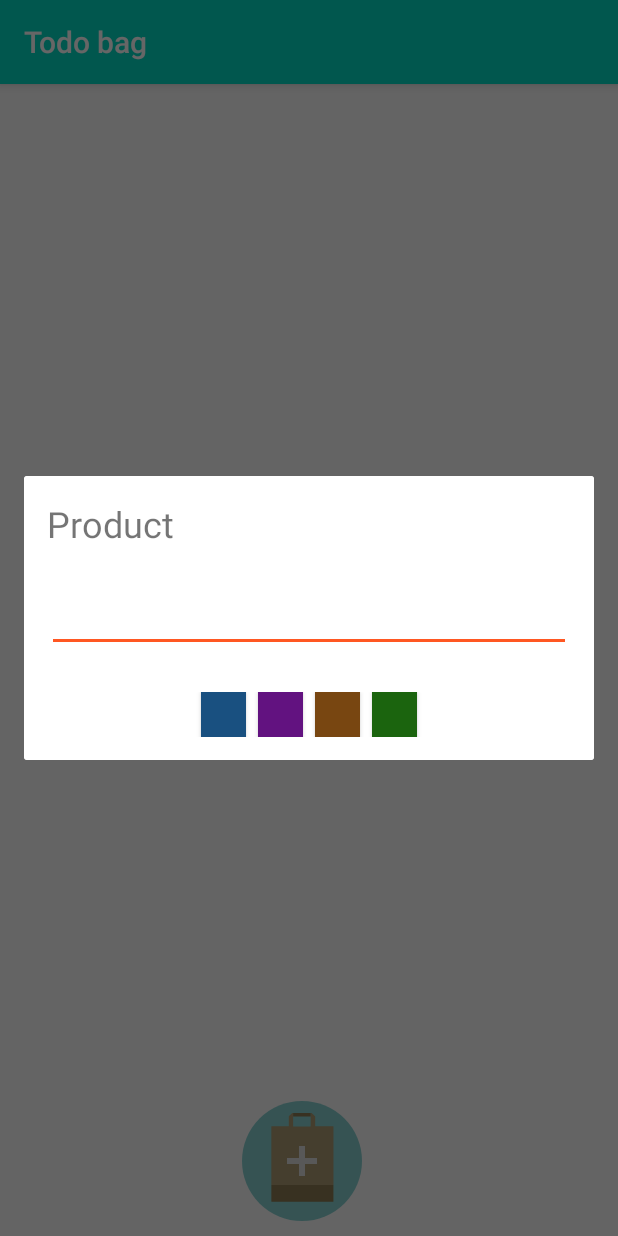
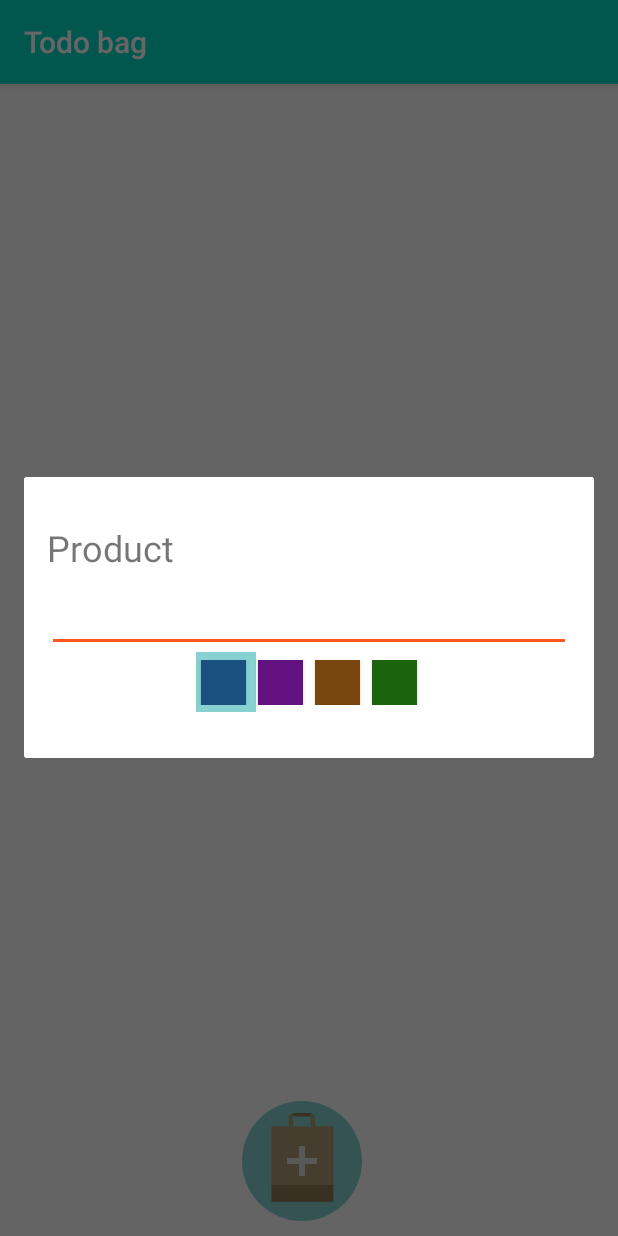
Before and after one commit to zucha/l, an Android app: the screen it shows after launch (MainActivity), after a tap on an icon or button, on a phone screen of 412 x 824 dp. Run offline under Robolectric (Android 15) with nearby library versions, the phone set to English and light mode, and no system bars; our stand-ins replace Room's generated code.

Commit message:
Item colors

```diff
--- a/src/main/java/lv/sit/todo/ItemAdapter.java
+++ b/src/main/java/lv/sit/todo/ItemAdapter.java
@@ -106,6 +106,9 @@ public class ItemAdapter extends RecyclerView.Adapter<ItemAdapter.ViewHolder> {
 
         View buttons = rowLayout.findViewById(R.id.rowButtons);
         buttons.setVisibility(View.GONE);
+
+        View backgroundColor = rowLayout.findViewById(R.id.rowColor);
+        backgroundColor.setBackgroundColor(holder.item.color);
     }
 
     @Override
--- a/src/main/java/lv/sit/todo/ItemDialog.java
+++ b/src/main/java/lv/sit/todo/ItemDialog.java
@@ -10,6 +10,7 @@ import android.view.ViewGroup;
 import android.view.WindowManager;
 import android.view.inputmethod.EditorInfo;
 import android.view.inputmethod.InputMethodManager;
+import android.widget.Button;
 import android.widget.EditText;
 import androidx.annotation.NonNull;
 import androidx.annotation.Nullable;
@@ -41,24 +42,27 @@ public class ItemDialog extends DialogFragment {
     public ItemDialog(Item item) {
         this.item = item;
     }
-/*    @NonNull
-    @Override
-    public Dialog onCreateDialog(@Nullable Bundle savedInstanceState) {
-        AlertDialog.Builder alertDialogBuilder = new AlertDialog.Builder(getActivity());
-        alertDialogBuilder.setPositiveButton("Save", (dialog, which) -> {
-            // DialogInterface.onClick
-            Log.d(MainActivity.LOG_TAG, "Dialog clicked");
-        });
-
-        return alertDialogBuilder.create();
-        // return super.onCreateDialog(savedInstanceState);
-    }*/
 
     @Nullable
     @Override
     public View onCreateView(@NonNull LayoutInflater inflater, @Nullable ViewGroup container, @Nullable Bundle savedInstanceState) {
-        return inflater.inflate(R.layout.form, container);
-        // return super.onCreateView(inflater, container, savedInstanceState);
+        Log.d(MainActivity.LOG_TAG, "onCreateView");
+        View view = inflater.inflate(R.layout.form, container);
+
+        Preferences preferences = new Preferences();
+
+        selectedColor = view.findViewById(preferences.selectedButtonId());
+
+        view.addOnLayoutChangeListener( (View v, int left, int top, int right, int bottom,
+                                         int oldLeft, int oldTop, int oldRight, int oldBottom) -> {
+            Log.d(MainActivity.LOG_TAG, "onCreateView layout change");
+            Log.d(MainActivity.LOG_TAG, "left: " + left);
+            Log.d(MainActivity.LOG_TAG, "right: " + right);
+
+            _moveSelectedButton(selectedColor, selectedColorBackground, false);
+        });
+
+        return view;
     }
 
     @Override
@@ -76,6 +80,8 @@ public class ItemDialog extends DialogFragment {
     @Override
     public void onViewCreated(@NonNull View view, @Nullable Bundle savedInstanceState) {
         super.onViewCreated(view, savedInstanceState);
+
+        Log.d(MainActivity.LOG_TAG, "onViewCreated");
 
         EditText editText = view.findViewById(R.id.itemName);
 
@@ -108,6 +114,22 @@ public class ItemDialog extends DialogFragment {
         {
             editText.setText(item.name);
         }
+
+        View selectedButton = selectedColorBackground = view.findViewById(R.id.selectedColor);
+
+        // selectedColor =
+
+        Button color1 = (Button) view.findViewById(R.id.submitColor1);
+        color1.setOnClickListener((View v) -> _setColor (v, selectedButton));
+
+        Button color2 = (Button) view.findViewById(R.id.submitColor2);
+        color2.setOnClickListener((View v) -> _setColor (v, selectedButton));
+
+        Button color3 = (Button) view.findViewById(R.id.submitColor3);
+        color3.setOnClickListener((View v) -> _setColor (v, selectedButton));
+
+        Button color4 = (Button) view.findViewById(R.id.submitColor4);
+        color4.setOnClickListener((View v) -> _setColor (v, selectedButton));
     }
 
     /**
@@ -116,15 +138,21 @@ public class ItemDialog extends DialogFragment {
     private void saveItem (String value) {
         Log.d(MainActivity.LOG_TAG, "save item");
 
+        Preferences preferences = new Preferences();
+
         if (this.item == null)
         {
             Item item = new Item();
             item.name = value;
 
+            item.color = preferences.selectedButtonColor();
+
             _insertItem (item);
         } else
         {
             this.item.name = value;
+            this.item.color = preferences.selectedButtonColor();
+
             _updateItem (this.item);
         }
 
@@ -179,4 +207,54 @@ public class ItemDialog extends DialogFragment {
         InputMethodManager imm = (InputMethodManager) MainActivity.getInstance().getSystemService(Context.INPUT_METHOD_SERVICE);
         imm.toggleSoftInput(InputMethodManager.SHOW_IMPLICIT, 0);
     }
+
+    // onActivityCreated(@Nullable Bundle savedInstanceState) {
+    private View selectedColor;
+    private View selectedColorBackground;
+
+    @Override
+    public void onViewStateRestored(@Nullable Bundle savedInstanceState) {
+        super.onViewStateRestored(savedInstanceState);
+
+        Log.d(MainActivity.LOG_TAG, "onViewStateRestored");
+        Log.d(MainActivity.LOG_TAG, "onViewStateRestored left:" + selectedColor.getLeft());
+    }
+
+    /**
+     * Store color, move
+     * get view x position
+     * @param view
+     */
+    private void _setColor(View view, View selectedColor) {
+        Preferences preferences = new Preferences();
+
+        preferences.setButtonId(view.getId());
+
+        _moveSelectedButton(view, selectedColor, true);
+    }
+
+    /**
+     * Background color highlight move to active color
+     * @param moveTo
+     * @param selectedColor
+     */
+    private void _moveSelectedButton(View moveTo, View selectedColor, boolean animate) {
+
+        Log.d(MainActivity.LOG_TAG, "Move to id: " + moveTo.getId());
+        Log.d(MainActivity.LOG_TAG, "Left: " + moveTo.getLeft());
+
+        float density = MainActivity.getInstance().getResources().getDisplayMetrics().density;
+
+        int left = moveTo.getLeft();
+
+        left -= (int) density * 5;
+
+        if (animate)
+        {
+            selectedColor.animate().translationX(left);
+        } else
+        {
+            selectedColor.setTranslationX( left );
+        }
+    }
 }
--- a/src/main/java/lv/sit/todo/MainActivity.java
+++ b/src/main/java/lv/sit/todo/MainActivity.java
@@ -57,8 +57,7 @@ public class MainActivity extends AppCompatActivity {
     /**
      * Open dialog to edit item
      */
-    private void registerFormActions ()
-    {
+    private void registerFormActions() {
         ImageButton buttonOpen = findViewById(R.id.buttonOpenForm);
 
         buttonOpen.setOnClickListener((View b) -> {
--- /dev/null
+++ b/src/main/java/lv/sit/todo/Preferences.java
@@ -0,0 +1,47 @@
+package lv.sit.todo;
+
+import android.content.Context;
+import android.content.SharedPreferences;
+import android.graphics.drawable.ColorDrawable;
+import android.view.View;
+
+/**
+ * Selected color
+ */
+public class Preferences {
+    public static final String COLOR = "color";
+
+    private int _defaultButtonId;
+
+    public Preferences() {
+        _defaultButtonId = R.id.submitColor1;
+    }
+
+    /**
+     * Last selected
+     * @return
+     */
+    public int selectedButtonId () {
+        return _preferences().getInt(COLOR, _defaultButtonId);
+    }
+
+    public void setButtonId (int id) {
+        _preferences().edit().putInt(COLOR, id).apply();
+    }
+
+    /**
+     * @return proferences storage
+     */
+    private SharedPreferences _preferences () {
+        return MainActivity.getInstance().getPreferences(Context.MODE_PRIVATE);
+    }
+
+    /**
+     * @return selected button color
+     */
+    public int selectedButtonColor() {
+        View view = MainActivity.getInstance().findViewById(selectedButtonId());
+        ColorDrawable colorDrawable = (ColorDrawable) view.getBackground();
+        return colorDrawable.getColor();
+    }
+}
--- a/src/main/res/layout/form.xml
+++ b/src/main/res/layout/form.xml
@@ -11,18 +11,18 @@
         android:id="@+id/itemLabel"
         android:layout_width="match_parent"
         android:layout_height="wrap_content"
-        android:layout_marginBottom="16dp"
+        android:layout_marginTop="15dp"
         android:labelFor="@+id/itemName"
         android:text="@string/item"
         android:textSize="24sp"
         app:layout_constraintBottom_toTopOf="@+id/itemName"
-        app:layout_constraintTop_toTopOf="parent" />
+        app:layout_constraintTop_toTopOf="parent"
+        tools:layout_editor_absoluteX="15dp" />
 
     <EditText
         android:id="@+id/itemName"
         android:layout_width="match_parent"
         android:layout_height="wrap_content"
-        android:layout_marginBottom="8dp"
         android:autofillHints="@string/item_hint"
         android:focusable="true"
         android:focusableInTouchMode="true"
@@ -32,18 +32,34 @@
         android:inputType="textPersonName"
         android:text=""
         android:textSize="24sp"
-        app:layout_constraintBottom_toBottomOf="@id/itemColors"
-        app:layout_constraintTop_toTopOf="@id/itemLabel"
-        tools:layout_editor_absoluteX="24dp" />
+        app:layout_constraintBottom_toTopOf="@+id/itemColors"
+        app:layout_constraintTop_toBottomOf="@+id/itemLabel"
+        tools:layout_editor_absoluteX="15dp" />
 
-    <LinearLayout
+    <FrameLayout
         android:id="@+id/itemColors"
         android:layout_width="match_parent"
         android:layout_height="wrap_content"
+        android:layout_marginBottom="15dp"
+        app:layout_constraintBottom_toBottomOf="parent"
+        app:layout_constraintTop_toBottomOf="@+id/itemName"
+        tools:layout_editor_absoluteX="30dp">
+
+        <View
+            android:id="@+id/selectedColor"
+            android:layout_width="40dp"
+            android:layout_height="40dp"
+            android:layout_weight="0"
+            android:background="@color/buttonBg"
+            android:translationX="100dp" />
+
+        <LinearLayout
+            android:layout_width="match_parent"
+            android:layout_height="wrap_content"
+            android:layout_marginTop="5dp"
             android:baselineAligned="false"
             android:gravity="center_horizontal"
-        android:orientation="horizontal"
-        app:layout_constraintBottom_toBottomOf="parent">
+            android:orientation="horizontal">
 
             <Button
                 android:id="@+id/submitColor1"
@@ -79,6 +95,9 @@
                 android:layout_weight="0"
                 android:background="@color/item4"
                 android:text="" />
+
         </LinearLayout>
 
+    </FrameLayout>
+
 </androidx.constraintlayout.widget.ConstraintLayout>
```
Also changed, not shown: src/main/res/layout/row.xml (+7 -1 lines), 2 other files. Lines whose indentation alone changed are shown as unchanged.
